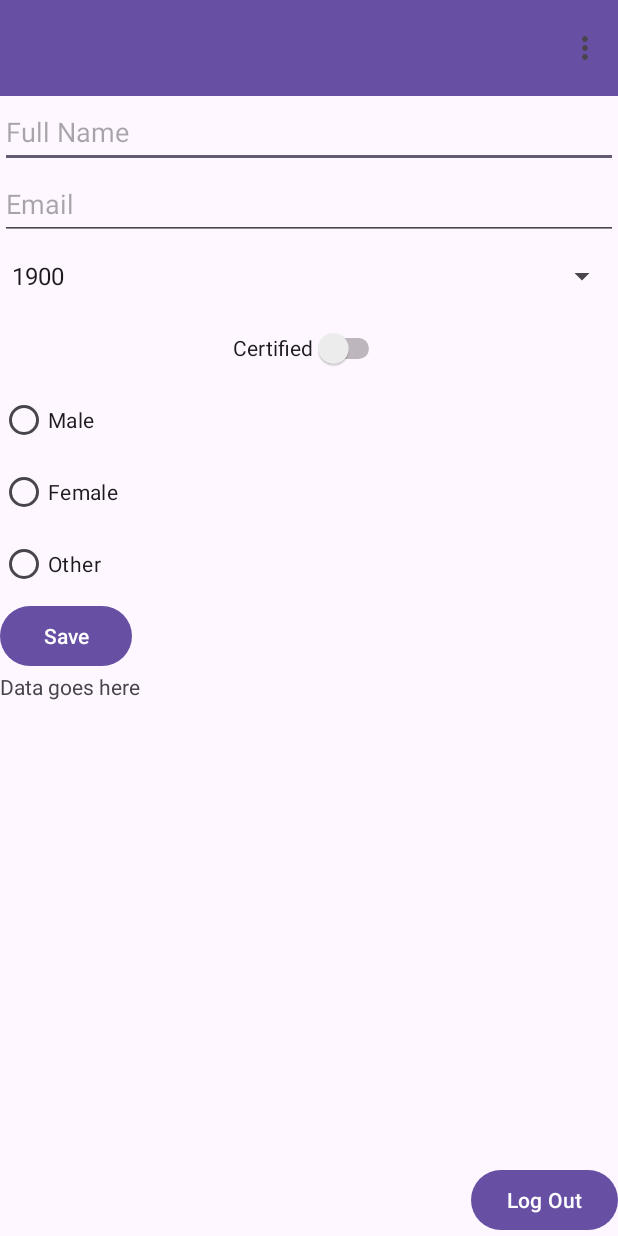
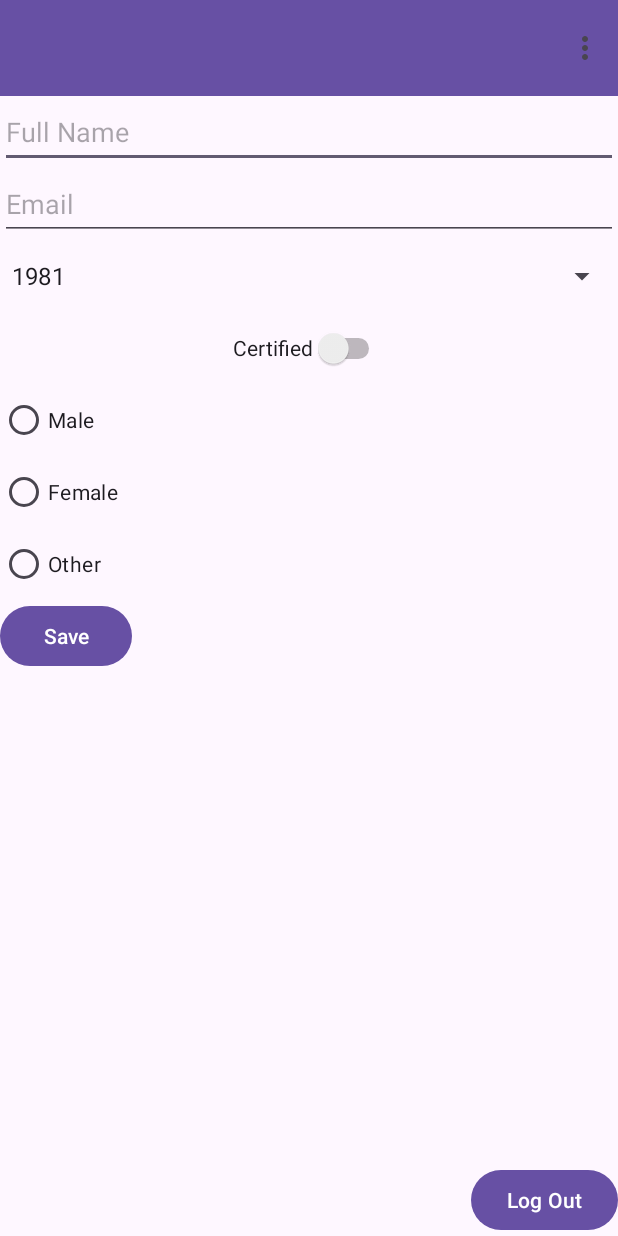
Before and after one commit to preaker81/JAVA22-Mobilt-LifeCycle-jimmy-karlsson, an Android app: the DashboardActivity screen opened directly, with no data from a screen before it, on a phone screen of 412 x 824 dp. Run offline under Robolectric (Android 15) with nearby library versions, the phone set to English and light mode, and no system bars.

```diff
--- a/app/src/main/java/com/example/lifecycle/DashboardActivity.kt
+++ b/app/src/main/java/com/example/lifecycle/DashboardActivity.kt
@@ -49,6 +49,8 @@ class DashboardActivity : AppCompatActivity() {
         val adapter = ArrayAdapter(this, android.R.layout.simple_spinner_item, years)
         adapter.setDropDownViewResource(android.R.layout.simple_spinner_dropdown_item)
         yearSpinner.adapter = adapter
+
+        yearSpinner.setSelection(81)
 
         val saveButton: Button = findViewById(R.id.saveButton)
 
--- a/app/src/main/res/layout/fragment_data.xml
+++ b/app/src/main/res/layout/fragment_data.xml
@@ -9,7 +9,7 @@
         android:id="@+id/dataTextView"
         android:layout_width="wrap_content"
         android:layout_height="wrap_content"
-        android:text="Data goes here" />
+        android:text="" />
 
 
 </FrameLayout>
```
Also changed, not shown: app/src/main/java/com/example/lifecycle/MainActivity.kt (+25 -4 lines).
